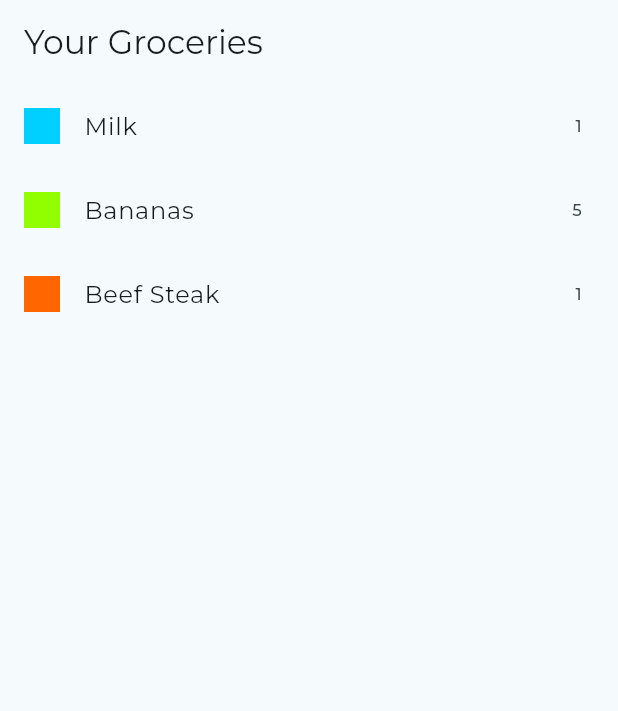
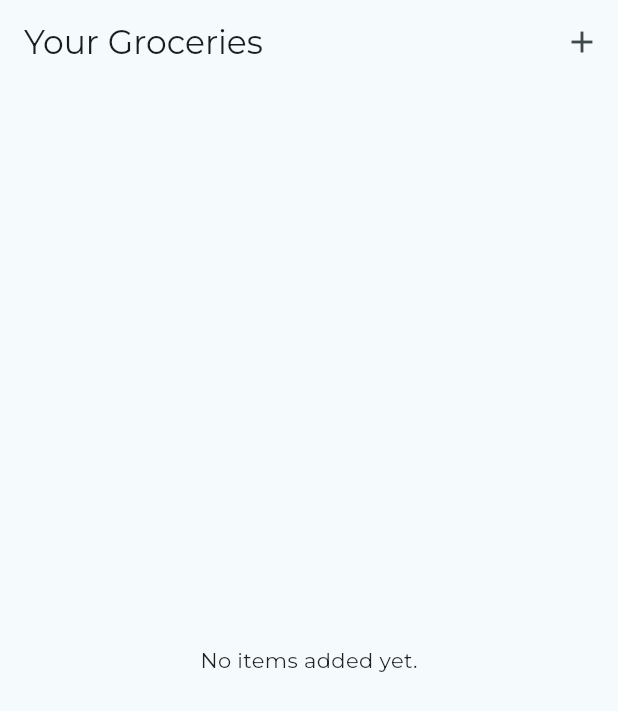
Before and after one commit to stevan-iskandar/flutter_learn_20230831, a Flutter app: the screen it shows after launch, on a phone screen of 412 x 824 dp. Shown: the top 711 px of the screen. Run offline on Flutter 3.47's test engine with Material 2 defaults, Android fonts, the phone set to English and light mode, and no system bars; our stand-ins replace flutter_dotenv, flutter_riverpod, google_fonts.

Commit message:
Finish grocery_list & new_item

```diff
--- a/lib/src/app.dart
+++ b/lib/src/app.dart
@@ -1,7 +1,7 @@
 import 'package:flutter/material.dart';
 import 'package:flutter_dotenv/flutter_dotenv.dart';
 import 'package:flutter_learn_20230831/src/constants/env.dart';
-import 'package:flutter_learn_20230831/src/widgets/grocery_list.dart';
+import 'package:flutter_learn_20230831/src/screens/grocery_list_screen.dart';
 import 'package:google_fonts/google_fonts.dart';
 
 class MyApp extends StatelessWidget {
@@ -29,7 +29,7 @@ class MyApp extends StatelessWidget {
       darkTheme: theme(brightness: Brightness.dark),
       debugShowCheckedModeBanner:
           dotenv.env[Env.debug]?.toLowerCase() == 'true',
-      home: const GroceryList(),
+      home: const GroceryListScreen(),
     );
   }
 }
--- a/lib/src/constants/dummy/dummy_items.dart
+++ /dev/null
@@ -1,24 +0,0 @@
-import 'package:flutter_learn_20230831/src/constants/dummy/categories.dart';
-import 'package:flutter_learn_20230831/src/models/category.dart';
-import 'package:flutter_learn_20230831/src/models/grocery_item.dart';
-
-final groceryItems = [
-  GroceryItem(
-    id: 'a',
-    name: 'Milk',
-    quantity: 1,
-    category: categories[Categories.dairy]!,
-  ),
-  GroceryItem(
-    id: 'b',
-    name: 'Bananas',
-    quantity: 5,
-    category: categories[Categories.fruit]!,
-  ),
-  GroceryItem(
-    id: 'c',
-    name: 'Beef Steak',
-    quantity: 1,
-    category: categories[Categories.meat]!,
-  ),
-];
--- /dev/null
+++ b/lib/src/screens/grocery_list_screen.dart
@@ -0,0 +1,75 @@
+import 'package:flutter/material.dart';
+import 'package:flutter_learn_20230831/src/models/grocery_item.dart';
+import 'package:flutter_learn_20230831/src/screens/new_item_screen.dart';
+
+class GroceryListScreen extends StatefulWidget {
+  const GroceryListScreen({super.key});
+
+  @override
+  State<GroceryListScreen> createState() => _GroceryListScreenState();
+}
+
+class _GroceryListScreenState extends State<GroceryListScreen> {
+  final List<GroceryItem> _groceryItems = [];
+
+  void _addItem() async {
+    final newItem = await Navigator.of(context).push<GroceryItem>(
+      MaterialPageRoute(
+        builder: (ctx) => const NewItemscreen(),
+      ),
+    );
+
+    if (newItem == null) return;
+
+    setState(() {
+      _groceryItems.add(newItem);
+    });
+  }
+
+  void _removeItem(GroceryItem item) {
+    setState(() {
+      _groceryItems.remove(item);
+    });
+  }
+
+  @override
+  Widget build(BuildContext context) {
+    Widget content = const Center(
+      child: Text('No items added yet.'),
+    );
+
+    if (_groceryItems.isNotEmpty) {
+      content = ListView.builder(
+        itemCount: _groceryItems.length,
+        itemBuilder: (ctx, index) => Dismissible(
+          key: ValueKey(_groceryItems[index].id),
+          onDismissed: (direction) {
+            _removeItem(_groceryItems[index]);
+          },
+          child: ListTile(
+            title: Text(_groceryItems[index].name),
+            leading: Container(
+              width: 24,
+              height: 24,
+              color: _groceryItems[index].category.color,
+            ),
+            trailing: Text(_groceryItems[index].quantity.toString()),
+          ),
+        ),
+      );
+    }
+
+    return Scaffold(
+      appBar: AppBar(
+        title: const Text('Your Groceries'),
+        actions: [
+          IconButton(
+            onPressed: _addItem,
+            icon: const Icon(Icons.add),
+          ),
+        ],
+      ),
+      body: content,
+    );
+  }
+}
--- a/lib/src/widgets/grocery_list.dart
+++ /dev/null
@@ -1,27 +0,0 @@
-import 'package:flutter/material.dart';
-import 'package:flutter_learn_20230831/src/constants/dummy/dummy_items.dart';
-
-class GroceryList extends StatelessWidget {
-  const GroceryList({super.key});
-
-  @override
-  Widget build(BuildContext context) {
-    return Scaffold(
-      appBar: AppBar(
-        title: const Text('Your Groceries'),
-      ),
-      body: ListView.builder(
-        itemCount: groceryItems.length,
-        itemBuilder: (ctx, index) => ListTile(
-          title: Text(groceryItems[index].name),
-          leading: Container(
-            width: 24,
-            height: 24,
-            color: groceryItems[index].category.color,
-          ),
-          trailing: Text(groceryItems[index].quantity.toString()),
-        ),
-      ),
-    );
-  }
-}
```
Also changed, not shown: lib/main.dart (+6 -1 lines), lib/src/screens/home_screen.dart (deleted, +0 -49 lines), lib/src/screens/new_item_screen.dart (added, +142 -0 lines), pubspec.yaml (+7 -4 lines), pubspec.lock, 1 other file.
